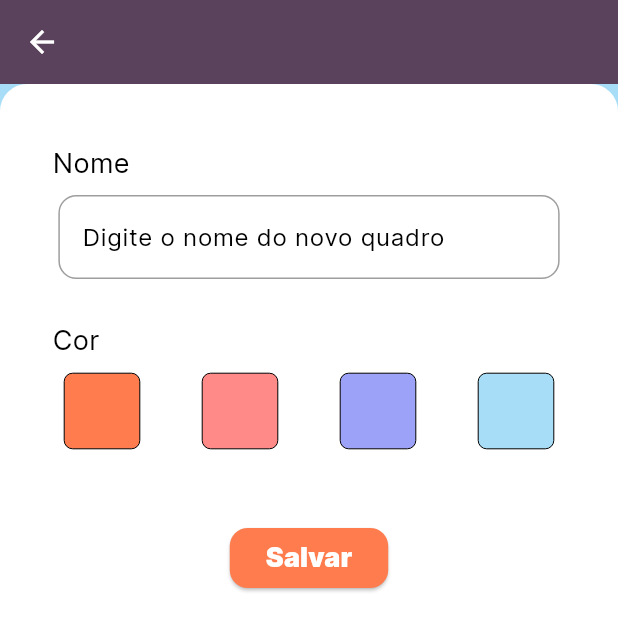
After one commit to morgixin/planner, a Flutter app: the BoardCreator screen opened directly, on a phone screen of 412 x 824 dp. The commit adds this screen. Shown: the top 631 px of the screen. Run offline on Flutter 3.47's test engine with Material 3 defaults, Android fonts, the phone set to English and light mode, and no system bars; our stand-ins replace shared_preferences, sqflite; accounts and stored records are empty.

Commit message:
add NewTaskBoard screen

```diff
--- a/lib/pages/Home.dart
+++ b/lib/pages/Home.dart
@@ -1,4 +1,5 @@
 import 'package:flutter/material.dart';
+import 'package:planner/pages/NewTaskBoard.dart';
 
 import 'package:planner/pages/widgets/NewEvent.dart';
 import 'package:planner/pages/widgets/Profile.dart';
@@ -34,7 +35,7 @@ class _HomePageState extends State<HomePage> {
     ];
 
     bool isVisible = true;
-    if (_selectedIndex == 3) {
+    if (_selectedIndex >= 2) {
       isVisible = false;
     } else isVisible = true;
 
@@ -82,7 +83,13 @@ class _HomePageState extends State<HomePage> {
       floatingActionButton: Visibility(
         visible: isVisible,
         child: FloatingActionButton(
-          onPressed: () { Navigator.push(context,  MaterialPageRoute(builder: (context) => EventCreator())); },
+          onPressed: () {
+            if (_selectedIndex == 0) {
+              Navigator.push(context,  MaterialPageRoute(builder: (context) => BoardCreator()));
+            } else {
+              Navigator.push(context,  MaterialPageRoute(builder: (context) => EventCreator()));
+            }
+          },
           tooltip: 'Add new event',
           child: const Icon(Icons.add),
         ),
--- /dev/null
+++ b/lib/pages/NewTaskBoard.dart
@@ -0,0 +1,169 @@
+// ignore_for_file: prefer_const_constructors
+
+import 'package:flutter/cupertino.dart';
+import 'package:flutter/material.dart';
+
+class BoardCreator extends StatefulWidget {
+  BoardCreator({super.key});
+
+  @override
+  State<BoardCreator> createState() => _BoardCreatorState();
+}
+
+class _BoardCreatorState extends State<BoardCreator> {
+  click() {
+    print('aoao');
+  }
+
+  DateTime dateTime = DateTime.now();
+
+  bool _isChecked0 = false;
+  bool _isChecked1 = false;
+  bool _isChecked2 = false;
+  bool _isChecked3 = false;
+
+  @override
+  Widget build(BuildContext context) {
+    return Scaffold(
+      appBar: AppBar(
+        backgroundColor: Theme.of(context).colorScheme.background,
+        foregroundColor: Colors.white,
+        title: Padding(
+          padding: const EdgeInsets.all(8.0),
+        ),
+      ),
+      body: SingleChildScrollView(
+        child: Container(
+          height:MediaQuery.of(context).size.height,
+          width: MediaQuery.of(context).size.width,
+          padding: const EdgeInsets.only(top: 40),
+          decoration: const BoxDecoration(color: Colors.white,
+            borderRadius:
+              BorderRadius.only(
+                topLeft: Radius.circular(18),
+                topRight: Radius.circular(18),),
+          ),
+          child: Column( children: [
+            SizedBox(width: MediaQuery.of(context).size.width*0.83,
+              child: const Text("Nome", style: TextStyle(fontSize: 18),)),
+            SizedBox(
+              width: MediaQuery.of(context).size.width*0.85,
+              child: Padding(
+                padding: const EdgeInsets.all(8.0),
+                child: TextField(
+                  decoration: InputDecoration(
+                    fillColor: Colors.grey,
+                    border: OutlineInputBorder(
+                      borderRadius: BorderRadius.all(Radius.circular(12)),
+                    ),
+                    enabledBorder: OutlineInputBorder(
+                      borderRadius: BorderRadius.all(Radius.circular(12)),
+                      borderSide: BorderSide(color: Colors.grey)),
+                    hintText: 'Digite o nome do novo quadro'),
+                ),
+              ),
+            ),
+            SizedBox(height: 20),
+
+            SizedBox(width: MediaQuery.of(context).size.width*0.83,
+              child: const Text("Cor", style: TextStyle(fontSize: 18),)),
+            SizedBox(height: 10),
+            Row(
+              mainAxisAlignment: MainAxisAlignment.spaceEvenly,
+              children: [
+                Transform.scale(
+                  scale: 2.8,
+                  child: Checkbox(
+                    fillColor: MaterialStatePropertyAll(Theme.of(context).colorScheme.primary),
+                    side: MaterialStateBorderSide.resolveWith(
+                        (states) => BorderSide(width: 0),
+                    ),
+                    value: _isChecked0,
+                    onChanged: (bool? value) {
+                      setState(() {
+                      _isChecked0 = value!;
+                      _isChecked1 = false;
+                      _isChecked2 = false;
+                      _isChecked3 = false;
+                    });
+                  },
+                  ),
+                ),
+                Transform.scale(
+                  scale: 2.8,
+                  child: Checkbox(
+                    fillColor: MaterialStatePropertyAll(Theme.of(context).colorScheme.secondary),
+                    side: MaterialStateBorderSide.resolveWith(
+                      (states) => BorderSide(width: 0),
+                    ),
+                    value: _isChecked1,
+                    onChanged: (bool? value) {
+                      setState(() {
+                      _isChecked0 = false;
+                      _isChecked1 = value!;
+                      _isChecked2 = false;
+                      _isChecked3 = false;
+                    });
+                  },
+                  ),
+                ),
+                Transform.scale(
+                  scale: 2.8,
+                  child: Checkbox(
+                    fillColor: MaterialStatePropertyAll(Theme.of(context).colorScheme.tertiary),
+                    side: MaterialStateBorderSide.resolveWith(
+                      (states) => BorderSide(width: 0),
+                    ),
+                    value: _isChecked2,
+                    onChanged: (bool? value) {
+                      setState(() {
+                      _isChecked0 = false;
+                      _isChecked1 = false;
+                      _isChecked2 = value!;
+                      _isChecked3 = false;
+                    });
+                  },
+                  ),
+                ),
+                Transform.scale(
+                  scale: 2.8,
+                  child: Checkbox(
+                    fillColor: MaterialStatePropertyAll(Theme.of(context).colorScheme.surface),
+                    side: MaterialStateBorderSide.resolveWith(
+                      (states) => BorderSide(width: 0),
+                    ),
+                    value: _isChecked3,
+                    onChanged: (bool? value) {
+                      setState(() {
+                      _isChecked0 = false;
+                      _isChecked1 = false;
+                      _isChecked2 = false;
+                      _isChecked3 = value!;
+                    });
+                  },
+                  ),
+                ),
+              ],
+            ),
+            SizedBox(height: 50),
+
+            ElevatedButton(
+              style: ButtonStyle(
+                backgroundColor: MaterialStateProperty.all<Color>(
+                  Theme.of(context).colorScheme.error
+                ),
+                shape: MaterialStateProperty.all<RoundedRectangleBorder>(
+                  RoundedRectangleBorder(
+                    borderRadius: BorderRadius.circular(12.0),
+                  )
+                )
+              ),
+            onPressed: click,
+            child: Text("Salvar", style: TextStyle(fontFamily: 'Inter', fontWeight: FontWeight.w900, fontSize: 18, color: Colors.white),),),
+            ],
+          ),
+        ),
+      )
+    );
+  }
+}
```
